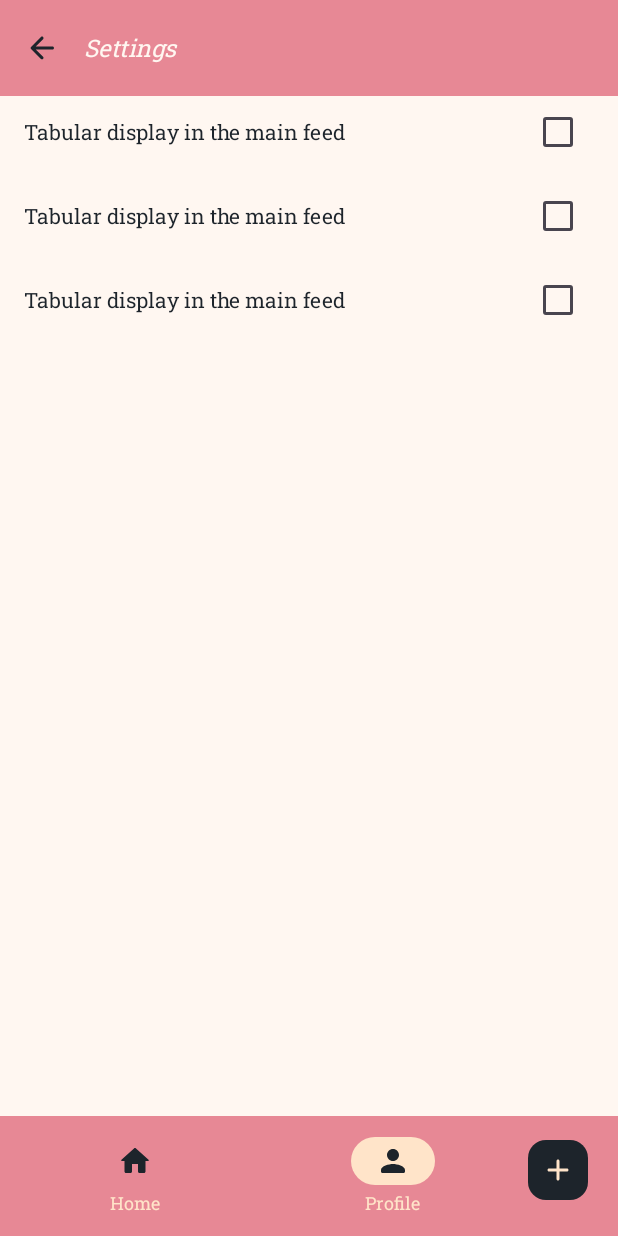
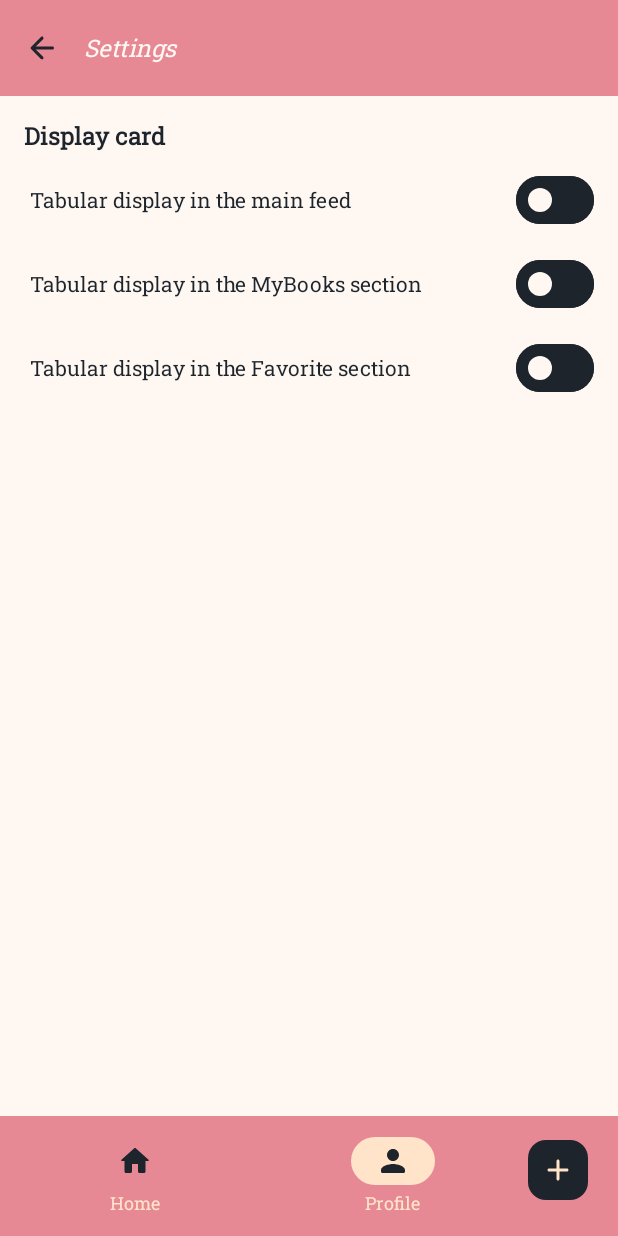
Before and after one commit to Chirvichichka/PocketLib, an Android app built with Jetpack Compose: the settings screen opened through its navigation route, on a phone screen of 412 x 824 dp. Run offline under Robolectric (Android 15) with nearby library versions, the phone set to English and light mode, and no system bars; our stand-ins replace Dagger/Hilt's generated code, livedata-compose.

Commit message:
верстка

```diff
--- a/app/src/main/java/com/chirvi/pocketlib/presentation/ui/screen/profile/settings/SettingsScreen.kt
+++ b/app/src/main/java/com/chirvi/pocketlib/presentation/ui/screen/profile/settings/SettingsScreen.kt
@@ -7,9 +7,9 @@ import androidx.compose.foundation.layout.Row
 import androidx.compose.foundation.layout.fillMaxSize
 import androidx.compose.foundation.layout.fillMaxWidth
 import androidx.compose.foundation.layout.padding
-import androidx.compose.material3.Checkbox
-import androidx.compose.material3.CheckboxDefaults
 import androidx.compose.material3.ExperimentalMaterial3Api
+import androidx.compose.material3.Switch
+import androidx.compose.material3.SwitchDefaults
 import androidx.compose.material3.Text
 import androidx.compose.runtime.Composable
 import androidx.compose.runtime.getValue
@@ -17,6 +17,7 @@ import androidx.compose.runtime.livedata.observeAsState
 import androidx.compose.ui.Alignment
 import androidx.compose.ui.Modifier
 import androidx.compose.ui.res.stringResource
+import androidx.compose.ui.text.font.FontWeight
 import androidx.compose.ui.unit.dp
 import androidx.hilt.navigation.compose.hiltViewModel
 import com.chirvi.pocketlib.R
@@ -70,32 +71,42 @@ private fun SettingsAppBar(
 private fun DisplayBooks(
    viewModel: SettingsViewModel
 ) {
-    val feedCheckBoxState by viewModel.feedCheckBoxState.observeAsState(false)
+    val feedCheckBoxState by viewModel.feedSwitchState.observeAsState(false)
+    val myBooksCheckBoxState by viewModel.myBooksCSwitchState.observeAsState(false)
+    val favoriteCheckBoxState by viewModel.favoriteSwitchState.observeAsState(false)
 
     Column(
+        modifier = Modifier
+            .padding(all = 16.dp),
         verticalArrangement = Arrangement.spacedBy(8.dp, Alignment.CenterVertically)
     ) {
-        RowCheckBox(
-            textId = R.string.feed_checkbox,
+        Text(
+            text = stringResource(id = R.string.card_display),
+            style = PocketLibTheme.textStyles.largeStyle.copy(
+                color = PocketLibTheme.colors.black,
+                fontWeight = FontWeight.Bold
+            )
+        )
+        RowSwitch(
+            textId = R.string.feed_switch,
             state = feedCheckBoxState,
-            onClickListener = { viewModel.feedCheckBoxStateChanged() }
+            onClickListener = { viewModel.feedSwitchStateChanged() }
         )
-        RowCheckBox(
-            textId = R.string.feed_checkbox,
-            state = feedCheckBoxState,
-            onClickListener = { viewModel.feedCheckBoxStateChanged() }
+        RowSwitch(
+            textId = R.string.my_books_switch,
+            state = myBooksCheckBoxState,
+            onClickListener = { viewModel.myBooksSwitchStateChanged() }
         )
-        RowCheckBox(
-            textId = R.string.feed_checkbox,
-            state = feedCheckBoxState,
-            onClickListener = { viewModel.feedCheckBoxStateChanged() }
+        RowSwitch(
+            textId = R.string.favorite_switch,
+            state = favoriteCheckBoxState,
+            onClickListener = { viewModel.favoriteSwitchStateChanged() }
         )
     }
-
 }
 
 @Composable
-private fun RowCheckBox(
+private fun RowSwitch(
     textId: Int,
     state: Boolean,
     onClickListener: () -> Unit
@@ -103,22 +114,26 @@ private fun RowCheckBox(
     Row(
         modifier = Modifier
             .fillMaxWidth()
-            .padding(horizontal = 16.dp),
+            .padding(start = 4.dp),
         verticalAlignment = Alignment.CenterVertically,
         horizontalArrangement = Arrangement.SpaceBetween
     ) {
         Text(
-            modifier = Modifier.fillMaxWidth(0.6f),
+            modifier = Modifier.fillMaxWidth(0.7f),
             text = stringResource(id = textId),
             style = PocketLibTheme.textStyles.normalStyle.copy(
                 color = PocketLibTheme.colors.black
             )
         )
-        Checkbox(
+        Switch(
             checked = state,
             onCheckedChange = { onClickListener() },
-            colors = CheckboxDefaults.colors(
-                checkedColor = PocketLibTheme.colors.tertiary
+            colors = SwitchDefaults.colors(
+                checkedTrackColor = PocketLibTheme.colors.tertiary,
+                uncheckedTrackColor = PocketLibTheme.colors.black,
+                uncheckedBorderColor = PocketLibTheme.colors.black,
+                uncheckedIconColor = PocketLibTheme.colors.black,
+                uncheckedThumbColor = PocketLibTheme.colors.primary
             )
         )
     }
--- a/app/src/main/java/com/chirvi/pocketlib/presentation/ui/screen/profile/settings/SettingsViewModel.kt
+++ b/app/src/main/java/com/chirvi/pocketlib/presentation/ui/screen/profile/settings/SettingsViewModel.kt
@@ -9,10 +9,21 @@ import javax.inject.Inject
 @HiltViewModel
 class SettingsViewModel @Inject constructor() : ViewModel() {
 
-    private val _feedCheckBoxState = MutableLiveData(false)
-    val feedCheckBoxState: LiveData<Boolean> = _feedCheckBoxState
+    private val _feedCSwitchState = MutableLiveData(false)
+    val feedSwitchState: LiveData<Boolean> = _feedCSwitchState
 
-    fun feedCheckBoxStateChanged() {
-        _feedCheckBoxState.value = !_feedCheckBoxState.value!!
+    private val _myBooksCSwitchState = MutableLiveData(false)
+    val myBooksCSwitchState: LiveData<Boolean> = _myBooksCSwitchState
+
+    private val _favoriteSwitchState = MutableLiveData(false)
+    val favoriteSwitchState: LiveData<Boolean> = _favoriteSwitchState
+    fun feedSwitchStateChanged() {
+        _feedCSwitchState.value = !_feedCSwitchState.value!! //todo разобраться
+    }
+    fun myBooksSwitchStateChanged() {
+        _myBooksCSwitchState.value = !_myBooksCSwitchState.value!!
+    }
+    fun favoriteSwitchStateChanged() {
+        _favoriteSwitchState.value = !_favoriteSwitchState.value!!
     }
 }
--- a/app/src/main/res/values/strings.xml
+++ b/app/src/main/res/values/strings.xml
@@ -12,6 +12,9 @@
     <string name="enter_name">Enter the name</string>
     <string name="enter_author">Enter the author</string>
     <string name="settings">Settings</string>
-    <string name="feed_checkbox">Tabular display in the main feed</string>
+    <string name="feed_switch">Tabular display in the main feed</string>
+    <string name="my_books_switch" >Tabular display in the MyBooks section</string>
+    <string name="favorite_switch" >Tabular display in the Favorite section</string>
+    <string name="card_display">Display card</string>
 
 </resources>
```
Also changed, not shown: 2 other files.
